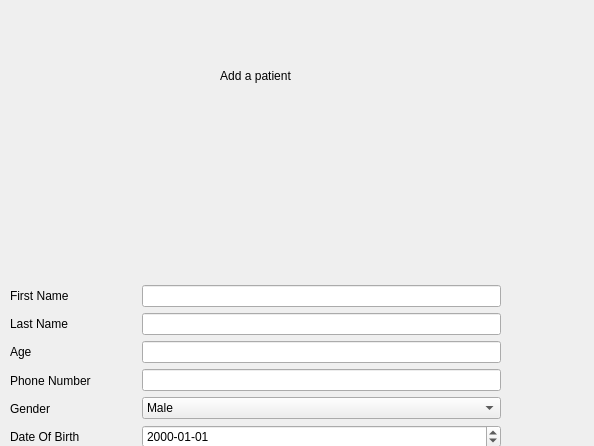
Old version of the form addpatient.ui in the repository luigiacuna/UB-GUI-OOP-Final-Project.
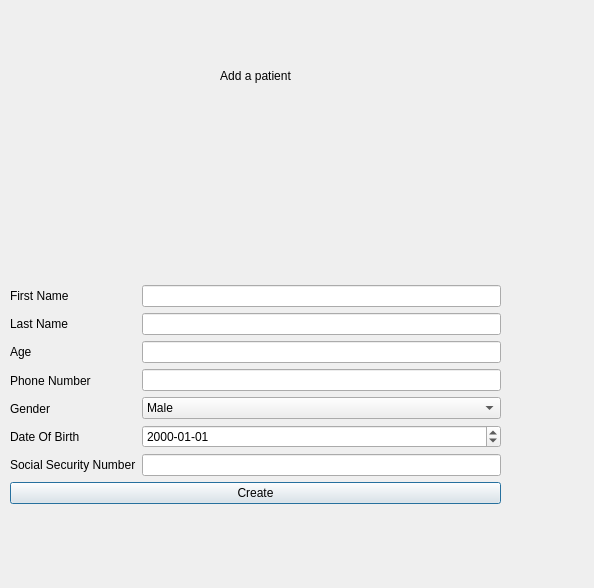
New version of the form. Icons and pictures are not drawn.

```diff
--- a/addpatient.ui
+++ b/addpatient.ui
@@ -7,7 +7,7 @@
     <x>0</x>
     <y>0</y>
     <width>594</width>
-    <height>446</height>
+    <height>588</height>
    </rect>
   </property>
   <property name="windowTitle">
```
